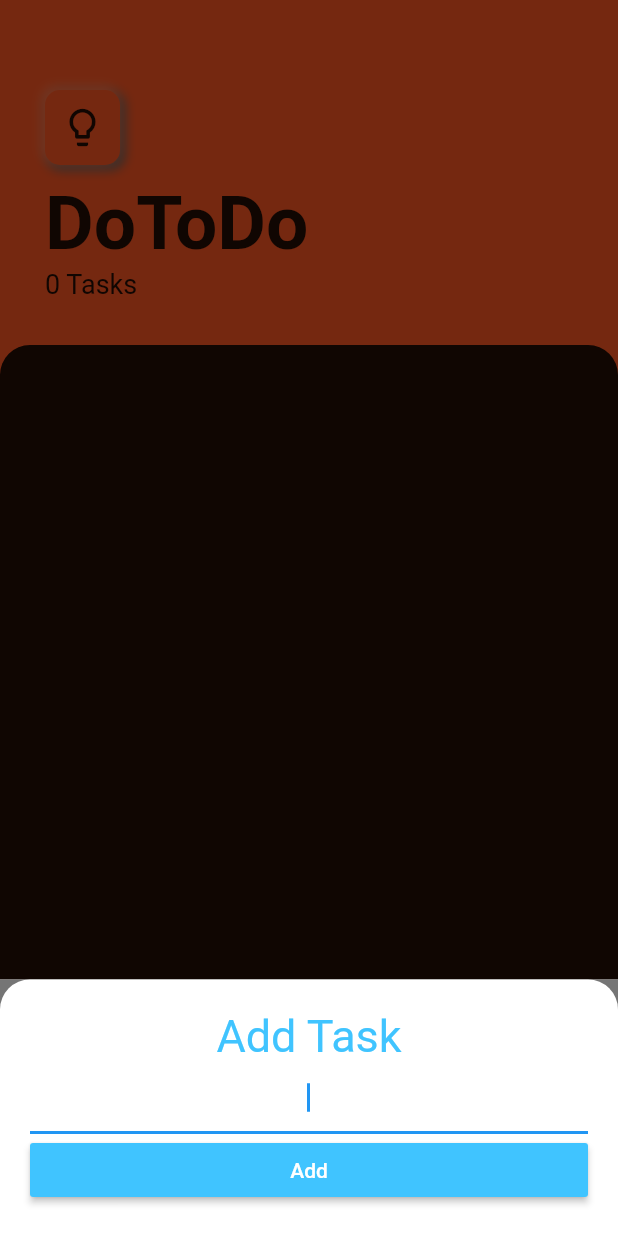
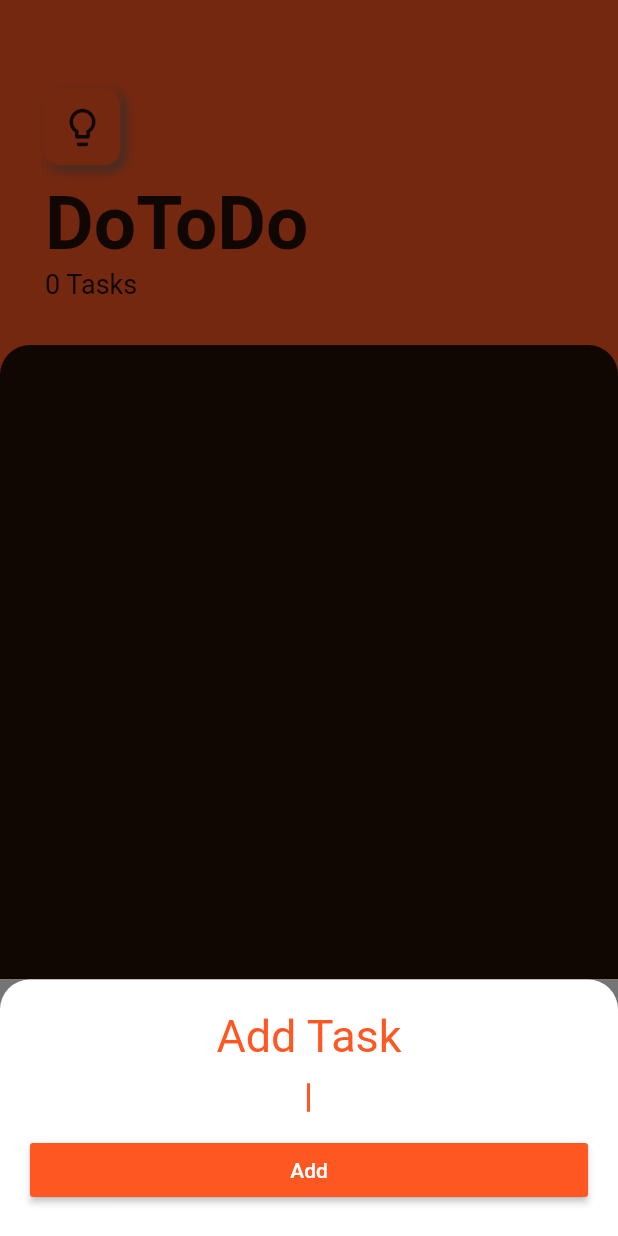
Before and after one commit to Hare-BH/DoToDo, a Flutter app: the screen it shows after launch, after a tap on the "lightbulb" icon, after a tap on the "add" icon, on a phone screen of 412 x 824 dp. Run offline on Flutter 3.47's test engine with Material 2 defaults, Android fonts, the phone set to English and light mode, and no system bars; our stand-ins replace hive, hive_flutter; accounts and stored records are empty.

Commit message:
Second Commit

```diff
--- a/lib/screens/add_task_screen.dart
+++ b/lib/screens/add_task_screen.dart
@@ -26,18 +26,22 @@ class AddTaskScreen extends StatelessWidget {
               textAlign: TextAlign.center,
               style: TextStyle(
                 fontSize: 30,
-                color: Colors.lightBlueAccent,
+                color: Colors.deepOrange,
               ),
             ),
             TextField(
               autofocus: true,
+              cursorColor: Colors.deepOrange,
+              decoration: InputDecoration(
+                border: InputBorder.none,
+              ),
               textAlign: TextAlign.center,
               onChanged: (newText) {
                 inputText = newText;
               },
             ),
             MaterialButton(
-              color: Colors.lightBlueAccent,
+              color: Colors.deepOrange,
               child: Text(
                 'Add',
                 style: TextStyle(color: Colors.white),
--- a/lib/screens/tasks_screen.dart
+++ b/lib/screens/tasks_screen.dart
@@ -3,7 +3,8 @@ import 'package:hive/hive.dart';
 import 'package:todoey_flutter/models/tasks_box.dart';
 import 'add_task_screen.dart';
 import 'package:provider/provider.dart';
-import 'package:todoey_flutter/models/task.dart';
+import 'package:todoey_flutter/widgets/soft_button.dart';
+//import 'package:todoey_flutter/models/task.dart';
 
 class TasksScreen extends StatefulWidget {
   @override
@@ -11,7 +12,7 @@ class TasksScreen extends StatefulWidget {
 }
 
 class _TasksScreenState extends State<TasksScreen> {
-  bool _isElevated = false;
+  bool _darkMode = false;
 
   @override
   Widget build(BuildContext context) {
@@ -22,7 +23,7 @@ class _TasksScreenState extends State<TasksScreen> {
         backgroundColor: Colors.deepOrange,
         child: Icon(
           Icons.add,
-          color: _isElevated ? Colors.black87 : Colors.white,
+          color: _darkMode ? Colors.black87 : Colors.white,
         ),
         onPressed: () {
           showModalBottomSheet(
@@ -50,37 +51,13 @@ class _TasksScreenState extends State<TasksScreen> {
                 GestureDetector(
                   onTap: () {
                     setState(() {
-                      _isElevated = !_isElevated;
+                      _darkMode = !_darkMode;
                     });
                   },
-                  child: AnimatedContainer(
-                    height: 50,
-                    width: 50,
-                    decoration: BoxDecoration(
-                        color: Colors.deepOrange,
-                        borderRadius: BorderRadius.circular(10),
-                        boxShadow: _isElevated
-                            ? [
-                                BoxShadow(
-                                  color: Colors.grey.shade700,
-                                  offset: const Offset(2, 2),
-                                  blurRadius: 5,
-                                  spreadRadius: 1,
-                                ),
-                                BoxShadow(
-                                  color: Colors.deepOrange.shade400,
-                                  offset: Offset(-2, -2),
-                                  blurRadius: 5,
-                                  spreadRadius: 1,
-                                ),
-                              ]
-                            : null),
-                    duration: const Duration(milliseconds: 200),
-                    child: Icon(
-                      _isElevated ? Icons.lightbulb_outline : Icons.lightbulb,
-                      size: 30.0,
-                      color: _isElevated ? Colors.black87 : Colors.white,
-                    ),
+                  child: SoftButton(
+                    isPressed: _darkMode,
+                    icon: _darkMode ? Icons.lightbulb_outline : Icons.lightbulb,
+                    color: _darkMode ? Colors.black87 : Colors.white,
                   ),
                 ),
                 SizedBox(
@@ -89,7 +66,7 @@ class _TasksScreenState extends State<TasksScreen> {
                 Text(
                   'DoToDo',
                   style: TextStyle(
-                    color: _isElevated ? Colors.black87 : Colors.white,
+                    color: _darkMode ? Colors.black87 : Colors.white,
                     fontSize: 50.0,
                     fontWeight: FontWeight.w700,
                   ),
@@ -97,7 +74,7 @@ class _TasksScreenState extends State<TasksScreen> {
                 Text(
                   '${tasksBox.length} Tasks',
                   style: TextStyle(
-                    color: _isElevated ? Colors.black87 : Colors.white,
+                    color: _darkMode ? Colors.black87 : Colors.white,
                     fontSize: 18.0,
                   ),
                 ),
@@ -108,7 +85,7 @@ class _TasksScreenState extends State<TasksScreen> {
             child: Container(
               padding: EdgeInsets.symmetric(horizontal: 20.0),
               decoration: BoxDecoration(
-                color: _isElevated ? Colors.black87 : Colors.white,
+                color: _darkMode ? Colors.black87 : Colors.white,
                 borderRadius: BorderRadius.only(
                   topLeft: Radius.circular(20.0),
                   topRight: Radius.circular(20.0),
@@ -131,13 +108,21 @@ class _TasksScreenState extends State<TasksScreen> {
         itemBuilder: (context, index) {
           final task = tasksBox.getAt(index);
           return ListTile(
-            title: Text(
-              task.name,
-              style: _lineThrough(task.isDone),
+            title: Tooltip(
+              triggerMode: TooltipTriggerMode.tap,
+              decoration: BoxDecoration(
+                color: Colors.deepOrange.withOpacity(0.8),
+                borderRadius: BorderRadius.circular(5),
+              ),
+              message: 'Long press to delete',
+              child: Text(
+                task.name,
+                style: _lineThrough(task.isDone),
+              ),
             ),
             trailing: Checkbox(
               value: task.isDone,
-              checkColor: _isElevated ? Colors.black87 : Colors.white,
+              checkColor: _darkMode ? Colors.black87 : Colors.white,
               activeColor: Colors.deepOrange,
               onChanged: (bool? value) {
                 tasksBoxMethods.updateTask(index, task, check: true);
@@ -146,9 +131,10 @@ class _TasksScreenState extends State<TasksScreen> {
             onLongPress: () {
               tasksBoxMethods.deleteTask(index);
             }, //delete
-            onTap: () {
-              tasksBoxMethods.updateTask(index, Task('${task.name}*'));
-            }, //edit
+            // onTap: () {
+            //   tasksBoxMethods.updateTask(index, Task('${task.name}*'));
+            // },
+            //edit
           );
         });
   }
@@ -156,12 +142,12 @@ class _TasksScreenState extends State<TasksScreen> {
   TextStyle _lineThrough(bool isDone) {
     if (isDone)
       return TextStyle(
-        color: _isElevated ? Colors.deepOrange : Colors.black87,
+        color: _darkMode ? Colors.deepOrange : Colors.black87,
         decoration: TextDecoration.lineThrough,
       );
     else
       return TextStyle(
-        color: _isElevated ? Colors.deepOrange : Colors.black87,
+        color: _darkMode ? Colors.deepOrange : Colors.black87,
       );
   }
 }
--- /dev/null
+++ b/lib/widgets/soft_button.dart
@@ -0,0 +1,43 @@
+import 'package:flutter/material.dart';
+
+class SoftButton extends StatelessWidget {
+  SoftButton(
+      {required this.isPressed, required this.icon, this.color = Colors.white});
+
+  final bool isPressed;
+  final IconData icon;
+  final Color color;
+
+  @override
+  Widget build(BuildContext context) {
+    return AnimatedContainer(
+      height: 50,
+      width: 50,
+      decoration: BoxDecoration(
+          color: Colors.deepOrange,
+          borderRadius: BorderRadius.circular(10),
+          boxShadow: isPressed
+              ? [
+                  BoxShadow(
+                    color: Colors.grey.shade700,
+                    offset: const Offset(2, 2),
+                    blurRadius: 5,
+                    spreadRadius: 1,
+                  ),
+                  BoxShadow(
+                    color: Colors.deepOrange.shade500,
+                    offset: Offset(-2, -2),
+                    blurRadius: 5,
+                    spreadRadius: 2,
+                  ),
+                ]
+              : null),
+      duration: const Duration(milliseconds: 200),
+      child: Icon(
+        icon,
+        size: 30.0,
+        color: color,
+      ),
+    );
+  }
+}
```
